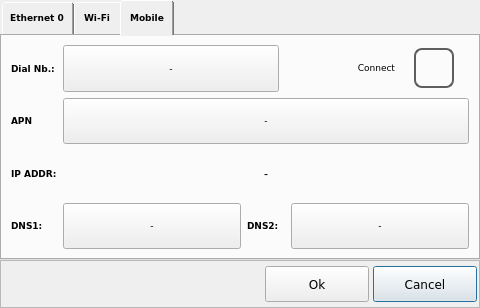
First picture: the form in netcfg.ui, repository MECTsrl/cloner, before the edit.
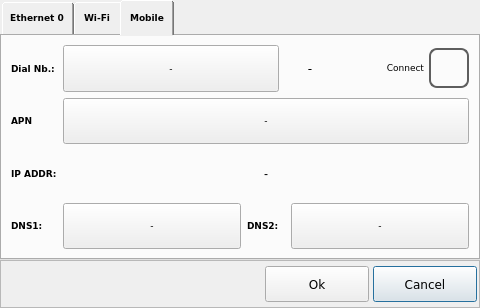
Second picture: the form after the edit. The open tabs and pages were chosen to show the change. Icons and pictures are not drawn.

Commit message: Feature #520:Cloner Network, update

The edit to the form file:
```diff
--- a/netcfg.ui
+++ b/netcfg.ui
@@ -1222,6 +1222,22 @@
          <property name="spacing">
           <number>5</number>
          </property>
+         <item>
+          <widget class="QLabel" name="label_wan_status">
+           <property name="font">
+            <font>
+             <family>DejaVu Sans</family>
+             <pointsize>9</pointsize>
+            </font>
+           </property>
+           <property name="text">
+            <string>-</string>
+           </property>
+           <property name="alignment">
+            <set>Qt::AlignCenter</set>
+           </property>
+          </widget>
+         </item>
          <item>
           <spacer name="horizontalSpacer_4">
            <property name="orientation">
```
Left out of the diff: 5 changed lines with no effect on the pictures. The commit also changes 2 other files.
